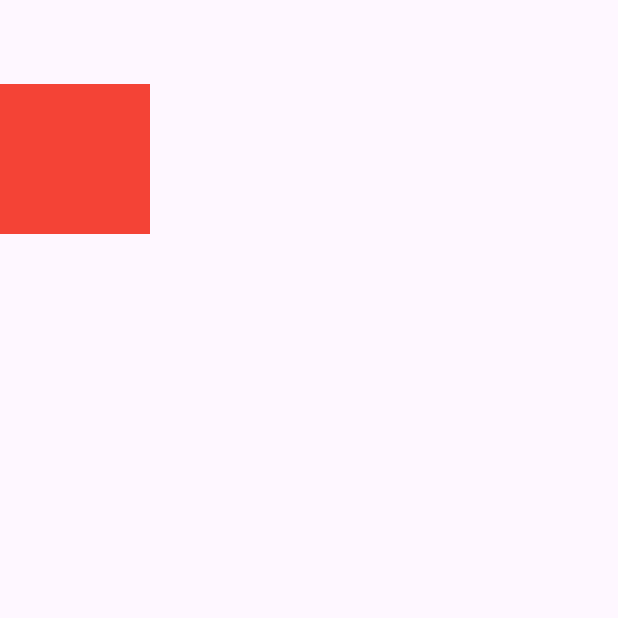
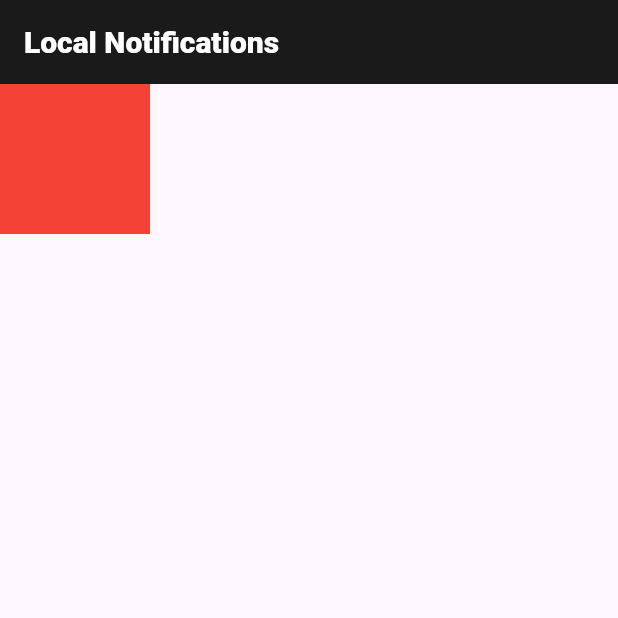
Before and after one commit to boglbbogl/flutter_local_notifications_sample, a Flutter app: the screen it shows after launch, on a phone screen of 412 x 824 dp, the top half of it. Run offline on Flutter 3.47's test engine with Material 3 defaults, Android fonts, the phone set to English and light mode, and no system bars; our stand-ins replace flutter_local_notifications, permission_handler.

Commit message:
sample flutter_local_notifications

```diff
--- /dev/null
+++ b/lib/_sample/appbar_widget.dart
@@ -0,0 +1,31 @@
+import 'package:flutter/material.dart';
+
+class AppbarWidget extends StatelessWidget implements PreferredSize {
+  final String title;
+  const AppbarWidget({
+    super.key,
+    required this.title,
+  });
+
+  @override
+  Size get preferredSize => const Size.fromHeight(56);
+
+  @override
+  Widget get child => throw UnimplementedError();
+
+  @override
+  Widget build(BuildContext context) {
+    return AppBar(
+      backgroundColor: const Color.fromRGBO(26, 26, 26, 1),
+      centerTitle: false,
+      title: Text(
+        title,
+        style: const TextStyle(
+          fontWeight: FontWeight.w900,
+          fontSize: 20,
+          color: Colors.white,
+        ),
+      ),
+    );
+  }
+}
--- a/lib/main.dart
+++ b/lib/main.dart
@@ -1,5 +1,5 @@
 import 'package:flutter/material.dart';
-import 'package:flutter_local_notifications_sample/home_page.dart';
+import 'package:flutter_local_notifications_sample/_sample/home_page.dart';
 
 void main() {
   runApp(const MyApp());
```
Also changed, not shown: lib/_sample/awesome_notifications/awesome_push_page.dart (added, +15 -0 lines), lib/_sample/home_page.dart (renamed from lib/home_page.dart, +30 -16 lines), lib/_sample/local_noticiations/local_push_page.dart (added, +15 -0 lines).
